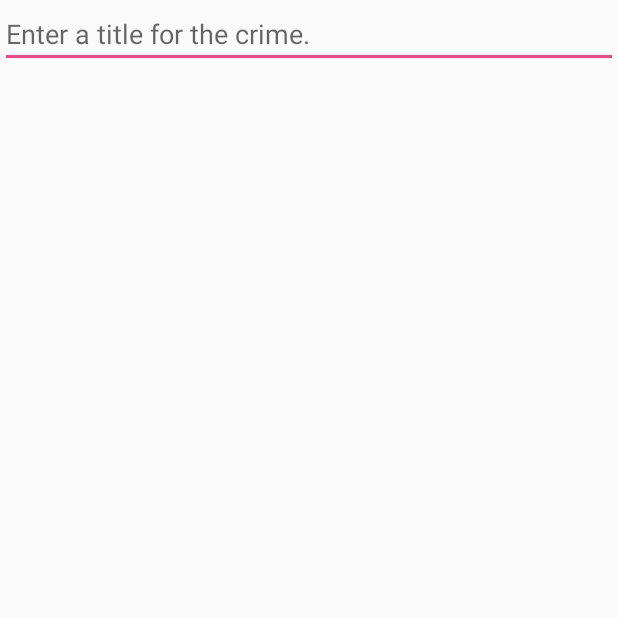
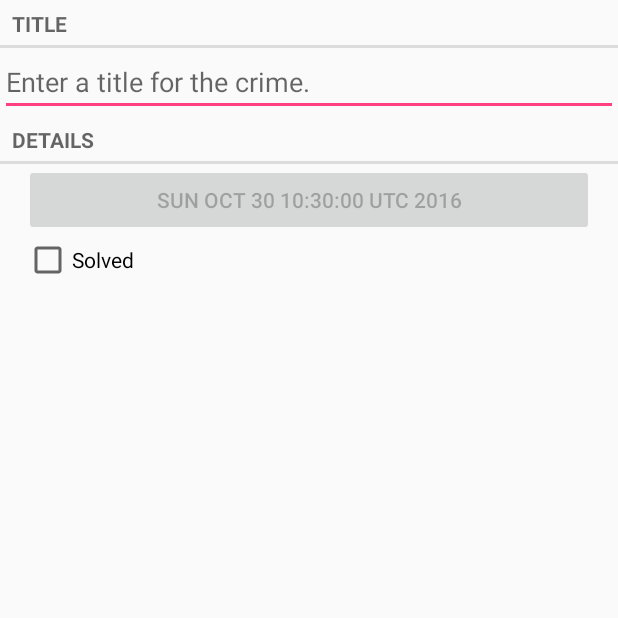
Before and after one commit to smartjinyu/APTBNRG, an Android app: the screen it shows after launch (CrimeActivity), on a phone screen of 412 x 824 dp, the top half of it. Run offline under Robolectric (Android 15) with nearby library versions, the phone set to English and light mode, and no system bars.

Commit message:
update to Chapter 8

```diff
--- a/CriminalIntent/app/src/main/java/com/smartjinyu/criminalintent/Crime.java
+++ b/CriminalIntent/app/src/main/java/com/smartjinyu/criminalintent/Crime.java
@@ -1,7 +1,7 @@
 package com.smartjinyu.criminalintent;
 
+import java.util.Date;
 import java.util.UUID;
-
 /**
  * Created by smartjinyu on 2016/10/30.
  */
@@ -9,6 +9,24 @@ import java.util.UUID;
 public class Crime {
     private UUID mId;
     private String mTitle;
+    private Date mDate;
+    private boolean mSolved;
+
+    public boolean isSolved() {
+        return mSolved;
+    }
+
+    public void setSolved(boolean solved) {
+        mSolved = solved;
+    }
+
+    public Date getDate() {
+        return mDate;
+    }
+
+    public void setDate(Date date) {
+        mDate = date;
+    }
 
     public String getTitle() {
         return mTitle;
@@ -19,11 +37,11 @@ public class Crime {
     }
 
     public UUID getId() {
-
         return mId;
     }
 
     public Crime(){
         mId = UUID.randomUUID();
+        mDate = new Date();//return current date
     }
 }
--- a/CriminalIntent/app/src/main/java/com/smartjinyu/criminalintent/CrimeFragment.java
+++ b/CriminalIntent/app/src/main/java/com/smartjinyu/criminalintent/CrimeFragment.java
@@ -8,6 +8,9 @@ import android.text.TextWatcher;
 import android.view.LayoutInflater;
 import android.view.View;
 import android.view.ViewGroup;
+import android.widget.Button;
+import android.widget.CheckBox;
+import android.widget.CompoundButton;
 import android.widget.EditText;
 
 /**
@@ -18,6 +21,8 @@ public class CrimeFragment extends Fragment{
     private Crime mCrime;
 
     private EditText mTitleField;
+    private CheckBox mSolvedCheckBox;
+    private Button mDateButton;
 
     @Override
     public void onCreate(Bundle savedInstanceState){
@@ -45,6 +50,19 @@ public class CrimeFragment extends Fragment{
                 //This one too
             }
         });
+
+        mDateButton = (Button) v.findViewById(R.id.crime_date);
+        mDateButton.setText(mCrime.getDate().toString());
+        mDateButton.setEnabled(false);
+
+        mSolvedCheckBox = (CheckBox) v.findViewById(R.id.crime_solved);
+        mSolvedCheckBox.setOnCheckedChangeListener(new CompoundButton.OnCheckedChangeListener() {
+            @Override
+            public void onCheckedChanged(CompoundButton compoundButton, boolean b) {
+                mCrime.setSolved(b);
+            }
+        });
+
         return v;
     }
 
--- /dev/null
+++ b/CriminalIntent/app/src/main/res/layout-land/fragment_crime.xml
@@ -0,0 +1,45 @@
+<?xml version="1.0" encoding="utf-8"?>
+<LinearLayout xmlns:android="http://schemas.android.com/apk/res/android"
+              android:orientation="vertical"
+              android:layout_width="match_parent"
+              android:layout_height="match_parent">
+    <TextView
+        android:layout_width="match_parent"
+        android:layout_height="wrap_content"
+        android:text="@string/crime_title_label"
+        style="?android:listSeparatorTextViewStyle"/>
+    <EditText
+        android:id="@+id/crime_title"
+        android:layout_width="match_parent"
+        android:layout_height="wrap_content"
+        android:hint = "@string/crime_title_hint"/>
+    <TextView
+        android:layout_width="match_parent"
+        android:layout_height="wrap_content"
+        android:text="@string/crime_details_label"
+        style="?android:listSeparatorTextViewStyle"/>
+
+    <LinearLayout
+        android:orientation="horizontal"
+        android:layout_width="match_parent"
+        android:layout_height="wrap_content"
+        android:layout_marginLeft="16dp"
+        android:layout_marginRight="16dp">
+
+        <Button
+            android:id="@+id/crime_date"
+            android:layout_width="wrap_content"
+            android:layout_height="wrap_content"
+            android:layout_weight="1"/>
+
+        <CheckBox
+            android:id="@+id/crime_solved"
+            android:layout_width="wrap_content"
+            android:layout_height="wrap_content"
+            android:text="@string/crime_solved_label"
+            android:layout_weight="1"/>
+
+    </LinearLayout>
+
+
+</LinearLayout>
--- a/CriminalIntent/app/src/main/res/layout/fragment_crime.xml
+++ b/CriminalIntent/app/src/main/res/layout/fragment_crime.xml
@@ -3,10 +3,34 @@
               android:orientation="vertical"
               android:layout_width="match_parent"
               android:layout_height="match_parent">
+    <TextView
+        android:layout_width="match_parent"
+        android:layout_height="wrap_content"
+        android:text="@string/crime_title_label"
+        style="?android:listSeparatorTextViewStyle"/>
     <EditText
         android:id="@+id/crime_title"
         android:layout_width="match_parent"
         android:layout_height="wrap_content"
         android:hint = "@string/crime_title_hint"/>
+    <TextView
+        android:layout_width="match_parent"
+        android:layout_height="wrap_content"
+        android:text="@string/crime_details_label"
+        style="?android:listSeparatorTextViewStyle"/>
+    <Button
+        android:id="@+id/crime_date"
+        android:layout_width="match_parent"
+        android:layout_height="wrap_content"
+        android:layout_marginLeft="16dp"
+        android:layout_marginRight="16dp"/>
+    <CheckBox
+        android:id="@+id/crime_solved"
+        android:layout_width="match_parent"
+        android:layout_height="wrap_content"
+        android:layout_marginLeft="16dp"
+        android:layout_marginRight="16dp"
+        android:text="@string/crime_solved_label"/>
+
 
 </LinearLayout>
--- a/CriminalIntent/app/src/main/res/values/strings.xml
+++ b/CriminalIntent/app/src/main/res/values/strings.xml
@@ -1,4 +1,7 @@
 <resources>
     <string name="app_name">CriminalIntent</string>
     <string name="crime_title_hint">Enter a title for the crime.</string>
+    <string name="crime_title_label">Title</string>
+    <string name="crime_details_label">Details</string>
+    <string name="crime_solved_label">Solved</string>
 </resources>
```
